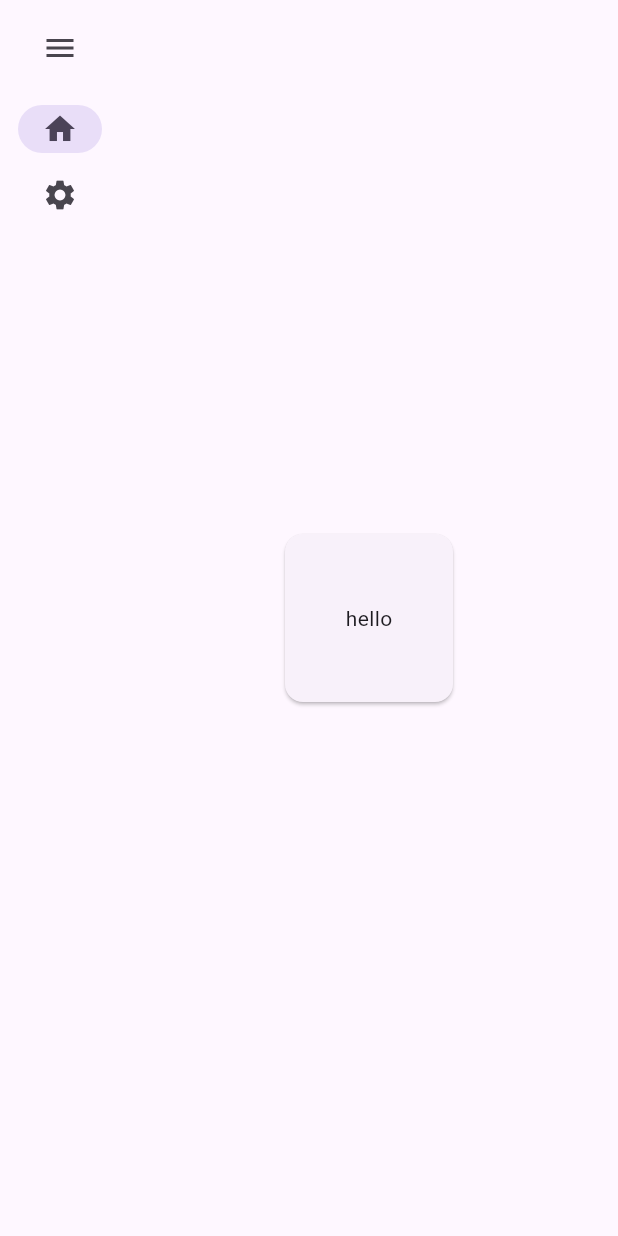
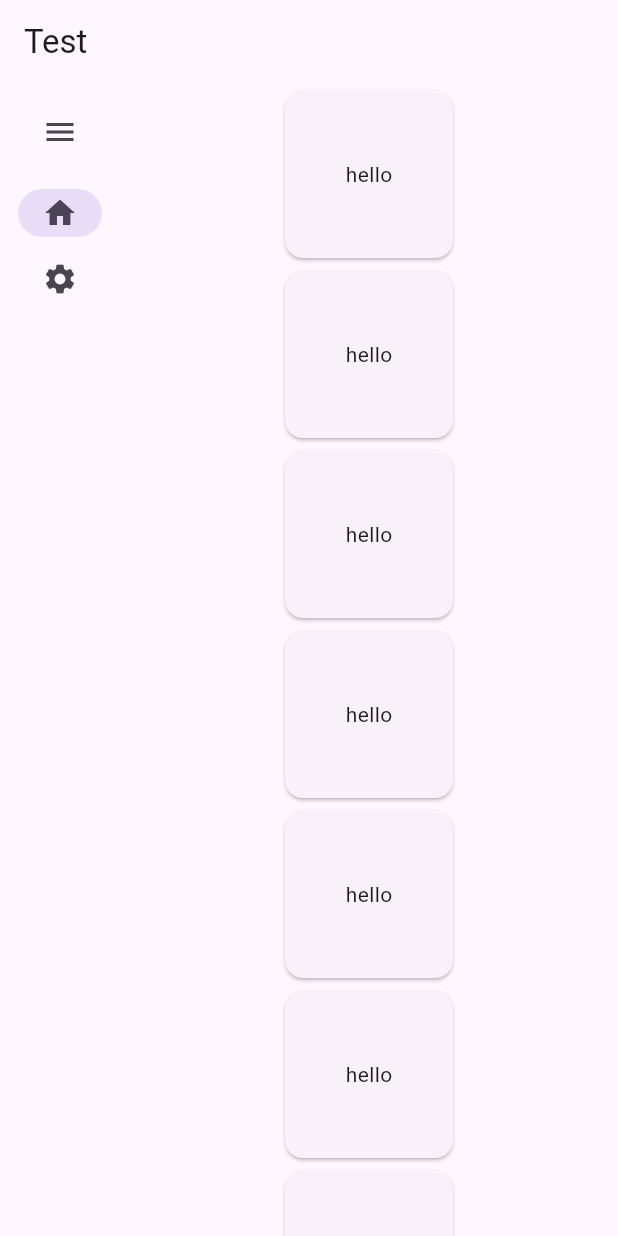
Before and after one commit to H2Sxxa/Arche, a Flutter app: the screen it shows after launch, on a phone screen of 412 x 824 dp. Run offline on Flutter 3.47's test engine with Material 3 defaults, Android fonts, the phone set to English and light mode, and no system bars; missing offline and left inert: dart:html.

```diff
--- a/example/lib/main.dart
+++ b/example/lib/main.dart
@@ -19,15 +19,20 @@ class MyApp extends StatelessWidget {
         useMaterial3: true,
       ),
       home: Scaffold(
+        appBar: AppBar(
+          title: const Text("Test"),
+        ),
         body: NavigationView.pageView(
           items: [
             NavigationItem(
                 icon: const Icon(Icons.home),
                 label: "Home",
-                page: Column(
+                page: SingleChildScrollView(
+                    child: Column(
                         mainAxisAlignment: MainAxisAlignment.center,
-                    children: [
-                      Builder(
+                        children: List.generate(
+                            100,
+                            (index) => Builder(
                                   builder: (context) => CardButton(
                                       size: const Size.square(120),
                                       child: const Text("hello"),
@@ -39,10 +44,10 @@ class MyApp extends StatelessWidget {
                                             border: OutlineInputBorder(),
                                           ),
                                         ).then(debugWriteln)
-                              ..confirm(context: context).then(debugWriteln)
+                                        ..confirm(context: context)
+                                            .then(debugWriteln)
                                         ..license()),
-                      )
-                    ])),
+                                ))))),
             NavigationItem(
               icon: const Icon(Icons.settings),
               label: "Settings",
--- a/lib/src/widgets/material/navigation.dart
+++ b/lib/src/widgets/material/navigation.dart
@@ -276,7 +276,7 @@ class NavigationViewState extends State<NavigationView>
     animationIconCtrl = AnimationController(vsync: this)
       ..duration = widget.animationDuration ?? Durations.medium4;
 
-    pageController = PageController();
+    pageController = PageController(initialPage: currentIndex);
   }
 
   @override
@@ -408,6 +408,8 @@ class NavigationViewState extends State<NavigationView>
         duration: widget.animationDuration ?? Durations.medium4,
         curve: widget.pageViewCurve ?? Curves.fastLinearToSlowEaseIn,
       );
+    } else {
+      pageController = PageController(initialPage: currentIndex);
     }
   }
 
@@ -420,6 +422,8 @@ class NavigationViewState extends State<NavigationView>
         duration: widget.animationDuration ?? Durations.medium4,
         curve: widget.pageViewCurve ?? Curves.linear,
       );
+    } else {
+      pageController = PageController(initialPage: currentIndex);
     }
     return index;
   }
@@ -429,6 +433,7 @@ class NavigationViewState extends State<NavigationView>
           padding: widget.items[currentIndex].padding ?? EdgeInsets.zero,
           child: widget.usePageView
               ? PageView(
+                  physics: const BouncingScrollPhysics(),
                   controller: pageController,
                   onPageChanged: (value) => super.pushIndex(value),
                   children: widget.items.map((e) => e.page).toList(),
```
Lines whose indentation alone changed are shown as unchanged.
